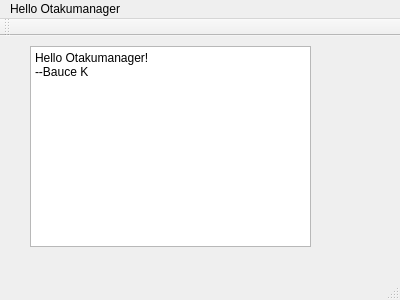
Above: mainwindow.ui from zerothlab/Otakumanager before the change. Below: the same form after it.
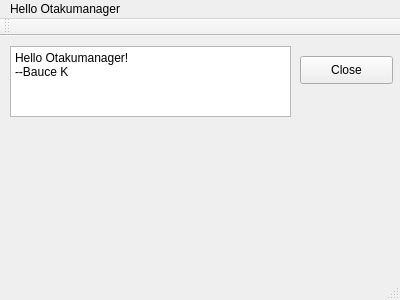
That is the form after the change.

What changed in the file:
```diff
--- a/mainwindow.ui
+++ b/mainwindow.ui
@@ -17,10 +17,10 @@
    <widget class="QPlainTextEdit" name="plainTextEdit">
     <property name="geometry">
      <rect>
-      <x>30</x>
+      <x>10</x>
       <y>10</y>
       <width>281</width>
-      <height>201</height>
+      <height>71</height>
      </rect>
     </property>
     <property name="plainText">
@@ -28,6 +28,19 @@
 --Bauce K</string>
     </property>
    </widget>
+   <widget class="QPushButton" name="pushButton">
+    <property name="geometry">
+     <rect>
+      <x>300</x>
+      <y>20</y>
+      <width>93</width>
+      <height>28</height>
+     </rect>
+    </property>
+    <property name="text">
+     <string>Close</string>
+    </property>
+   </widget>
   </widget>
   <widget class="QMenuBar" name="menuBar">
    <property name="geometry">
```
Left out of the diff: 34 changed lines with no effect on the pictures.
